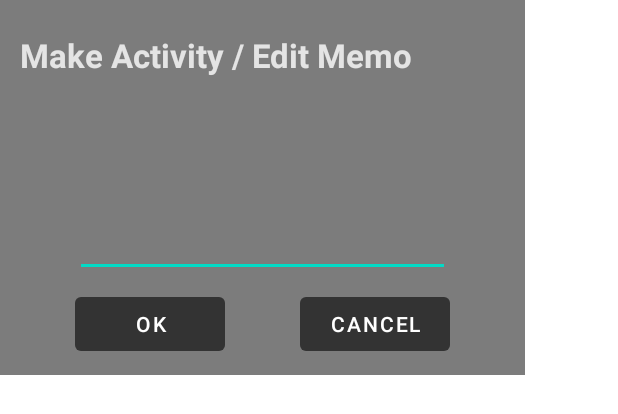
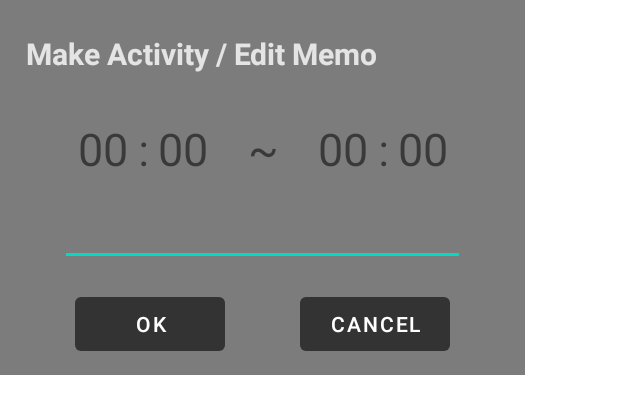
Before and after one commit to Builday365/builday365, an Android app: the layout dialog_make_section.xml on its own in the app's theme, with its tools: preview values and no code run, on a phone screen of 412 x 824 dp. Shown: the top 414 px of the screen. Run offline under Robolectric (Android 15) with nearby library versions, the phone set to English and light mode, and no system bars; Roboto replaces fonts that are not available here.

Commit message:
[Fix] memo layout fixed
-start time and end time added in the memo
-layout updated.

```diff
--- a/app/src/main/res/layout/dialog_make_section.xml
+++ b/app/src/main/res/layout/dialog_make_section.xml
@@ -12,7 +12,7 @@
         android:layout_height="wrap_content"
         android:text="Make Activity / Edit Memo"
         android:textColor="#E4E4E4"
-        android:textSize="22sp"
+        android:textSize="20sp"
         android:textStyle="bold"
         app:layout_constraintBottom_toBottomOf="parent"
         app:layout_constraintEnd_toEndOf="parent"
@@ -47,76 +47,144 @@
 
     <EditText
         android:id="@+id/dialog_section_et_memo"
-        android:layout_width="0dp"
+        android:layout_width="270dp"
         android:layout_height="wrap_content"
-        android:layout_marginTop="1dp"
+        android:layout_marginBottom="10dp"
         android:ems="10"
         android:inputType="textPersonName"
         android:minHeight="48dp"
         app:layout_constraintBottom_toTopOf="@+id/dialog_section_btn_ok"
-        app:layout_constraintEnd_toEndOf="@+id/dialog_section_btn_cancel"
-        app:layout_constraintStart_toStartOf="@+id/dialog_section_btn_ok"
-        app:layout_constraintTop_toBottomOf="@+id/memo_layout_time_text"
+        app:layout_constraintEnd_toEndOf="parent"
+        app:layout_constraintStart_toStartOf="parent"
+        app:layout_constraintTop_toBottomOf="@+id/memo_layout_Time"
         tools:ignore="SpeakableTextPresentCheck" />
 
     <androidx.constraintlayout.widget.ConstraintLayout
-        android:id="@+id/memo_layout_time_text"
-        android:layout_width="200dp"
+        android:id="@+id/memo_layout_Time"
+        android:layout_width="300dp"
         android:layout_height="50dp"
-        android:layout_marginTop="10dp"
-        android:layout_marginLeft="35dp"
-        android:layout_marginBottom="10dp"
+        android:layout_marginTop="20dp"
         app:layout_constraintBottom_toTopOf="@+id/dialog_section_et_memo"
         app:layout_constraintEnd_toEndOf="parent"
-        app:layout_constraintHorizontal_bias="0.3"
         app:layout_constraintStart_toStartOf="parent"
         app:layout_constraintTop_toBottomOf="@+id/textView6">
+
+        <androidx.constraintlayout.widget.ConstraintLayout
+            android:id="@+id/memo_layout_startTime_text"
+            android:layout_width="100dp"
+            android:layout_height="match_parent"
+            app:layout_constraintBottom_toBottomOf="parent"
+            app:layout_constraintEnd_toStartOf="@id/Tilde"
+            app:layout_constraintStart_toStartOf="parent"
+            app:layout_constraintTop_toTopOf="parent">
 
             <TextView
                 android:id="@+id/memo_startTime_hr"
                 android:layout_width="wrap_content"
                 android:layout_height="wrap_content"
                 android:inputType="number"
+                android:maxLength="2"
+                android:text="00"
+                android:textSize="30sp"
+                app:layout_constraintBottom_toBottomOf="parent"
+                app:layout_constraintEnd_toStartOf="@+id/startTime_Colon"
+                app:layout_constraintStart_toStartOf="parent"
+                app:layout_constraintTop_toTopOf="parent" />
+
+            <TextView
+                android:id="@+id/startTime_Colon"
+                android:layout_width="wrap_content"
+                android:layout_height="wrap_content"
+                android:maxLength="2"
+                android:text=":"
+                android:textSize="30sp"
+
+                app:layout_constraintBottom_toBottomOf="parent"
                 app:layout_constraintEnd_toStartOf="@+id/memo_startTime_min"
-            app:layout_constraintStart_toStartOf="parent"
-            app:layout_constraintTop_toTopOf="parent"
-            app:layout_constraintBottom_toBottomOf="parent"
-            />
+                app:layout_constraintStart_toEndOf="@+id/memo_startTime_hr"
+                app:layout_constraintTop_toTopOf="parent" />
+
             <TextView
                 android:id="@+id/memo_startTime_min"
                 android:layout_width="wrap_content"
                 android:layout_height="wrap_content"
                 android:inputType="number"
-            android:maxLength="3"
-            app:layout_constraintEnd_toStartOf="@+id/memo_endTime_hr"
-            app:layout_constraintStart_toEndOf="@+id/memo_startTime_hr"
-            app:layout_constraintHorizontal_bias="1"
-            app:layout_constraintTop_toTopOf="parent"
+                android:maxLength="2"
+                android:text="00"
+                android:textSize="30sp"
+
                 app:layout_constraintBottom_toBottomOf="parent"
-            />
+                app:layout_constraintEnd_toEndOf="parent"
+                app:layout_constraintStart_toEndOf="@+id/startTime_Colon"
+                app:layout_constraintTop_toTopOf="parent" />
+
+
+        </androidx.constraintlayout.widget.ConstraintLayout>
+
+        <TextView
+            android:id="@+id/Tilde"
+            android:layout_width="wrap_content"
+            android:layout_height="wrap_content"
+            android:maxLength="2"
+            android:text="~"
+            android:textSize="30sp"
+
+            app:layout_constraintBottom_toBottomOf="parent"
+            app:layout_constraintEnd_toStartOf="@+id/memo_layout_endTime_text"
+            app:layout_constraintStart_toEndOf="@+id/memo_layout_startTime_text"
+            app:layout_constraintTop_toTopOf="parent" />
+
+        <androidx.constraintlayout.widget.ConstraintLayout
+            android:id="@+id/memo_layout_endTime_text"
+            android:layout_width="100dp"
+            android:layout_height="50dp"
+            app:layout_constraintBottom_toBottomOf="parent"
+            app:layout_constraintEnd_toEndOf="parent"
+            app:layout_constraintHorizontal_bias="0.3"
+            app:layout_constraintStart_toEndOf="@+id/Tilde"
+            app:layout_constraintTop_toTopOf="parent">
 
             <TextView
                 android:id="@+id/memo_endTime_hr"
                 android:layout_width="wrap_content"
                 android:layout_height="wrap_content"
                 android:inputType="number"
+                android:maxLength="2"
+                android:text="00"
+                android:textSize="30sp"
+                app:layout_constraintBottom_toBottomOf="parent"
+                app:layout_constraintEnd_toStartOf="@+id/endTime_Colon"
+                app:layout_constraintStart_toStartOf="parent"
+                app:layout_constraintTop_toTopOf="parent" />
+
+            <TextView
+                android:id="@+id/endTime_Colon"
+                android:layout_width="wrap_content"
+                android:layout_height="wrap_content"
+                android:maxLength="2"
+                android:text=":"
+                android:textSize="30sp"
+                app:layout_constraintBottom_toBottomOf="parent"
                 app:layout_constraintEnd_toStartOf="@+id/memo_endTime_min"
-            app:layout_constraintStart_toEndOf="@+id/memo_startTime_min"
-            app:layout_constraintTop_toTopOf="parent"
-            app:layout_constraintBottom_toBottomOf="parent"
-            />
+                app:layout_constraintStart_toEndOf="@+id/memo_endTime_hr"
+                app:layout_constraintTop_toTopOf="parent" />
+
             <TextView
                 android:id="@+id/memo_endTime_min"
                 android:layout_width="wrap_content"
                 android:layout_height="wrap_content"
                 android:inputType="number"
                 android:maxLength="2"
+                android:text="00"
+                android:textSize="30sp"
+                app:layout_constraintBottom_toBottomOf="parent"
                 app:layout_constraintEnd_toEndOf="parent"
-            app:layout_constraintStart_toEndOf="@+id/memo_endTime_hr"
-            app:layout_constraintTop_toTopOf="parent"
-            app:layout_constraintBottom_toBottomOf="parent"
-            />
+                app:layout_constraintStart_toEndOf="@+id/endTime_Colon"
+                app:layout_constraintTop_toTopOf="parent" />
 
         </androidx.constraintlayout.widget.ConstraintLayout>
 
     </androidx.constraintlayout.widget.ConstraintLayout>
+
+
+</androidx.constraintlayout.widget.ConstraintLayout>
```
Also changed, not shown: app/src/main/java/com/example/builday365/View/UiFragment.java (+54 -81 lines). Lines whose indentation alone changed are shown as unchanged.
